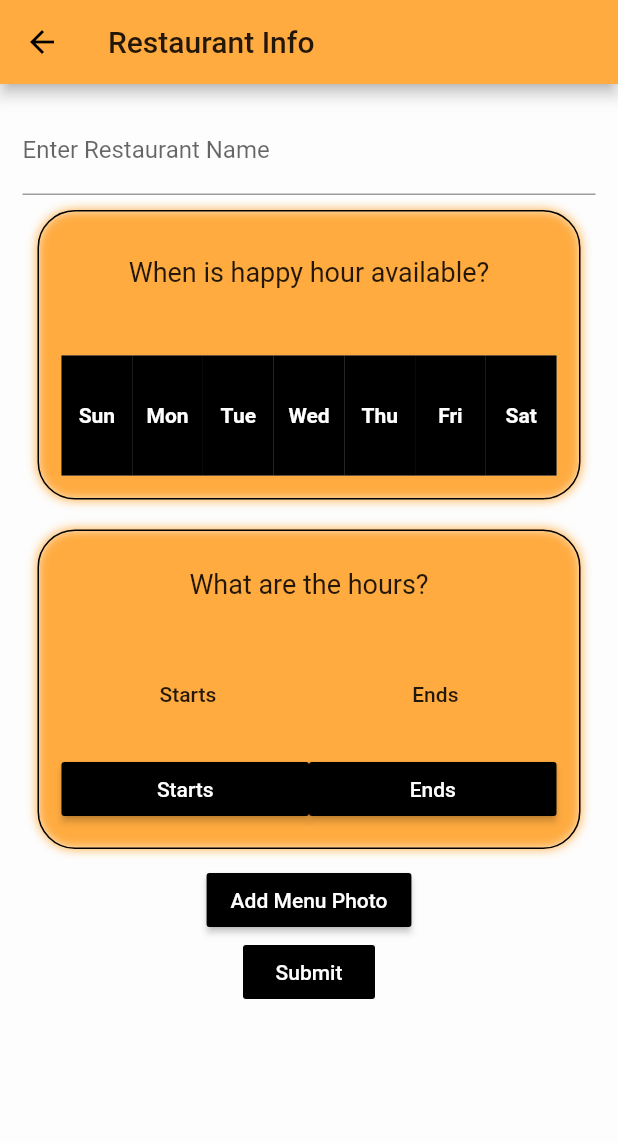
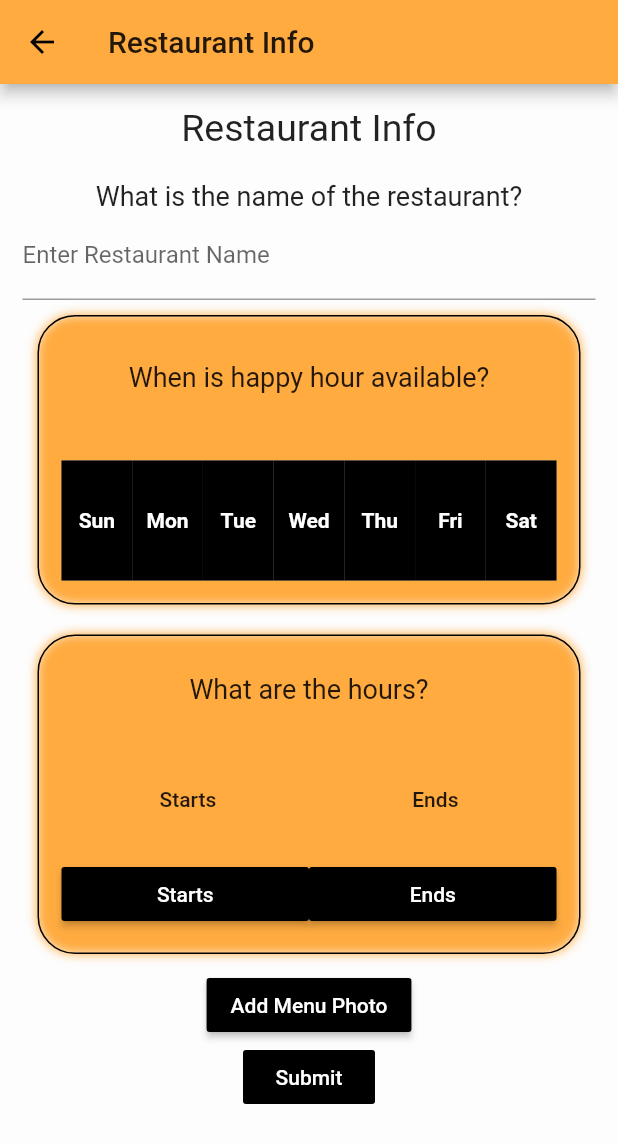
Before and after one commit to jessebelcourt/denver_happy_hour, a Flutter app: the AddMenuView screen opened by its route, on a phone screen of 412 x 824 dp. Shown: the top 1143 px of the screen. Run offline on Flutter 3.47's test engine with Material 2 defaults, Android fonts, the phone set to English and light mode, and no system bars; our stand-ins replace firebase_messaging, flutter_datetime_picker, google_maps_flutter; accounts and stored records are empty; Roboto replaces fonts that are missing (Times New Roman).

Commit message:
Added labels to add menu view

```diff
--- a/lib/ui/views/add_menu_view.dart
+++ b/lib/ui/views/add_menu_view.dart
@@ -63,6 +63,17 @@ class _AddMenuViewState extends State<AddMenuView> {
         decoration: BoxDecoration(color: Colors.white54),
         padding: EdgeInsets.symmetric(horizontal: 15, vertical: 15),
         child: (Column(children: <Widget>[
+          Container(
+            padding: EdgeInsets.only(bottom: 20.0),
+            child: Text(
+              'Restaurant Info',
+              style: TextStyle(fontSize: 25.0),
+            ),
+          ),
+          Text(
+            'What is the name of the restaurant?',
+            style: TextStyle(fontSize: 18.0),
+          ),
           TextFormField(
             decoration: InputDecoration(labelText: 'Enter Restaurant Name'),
           ),
```
